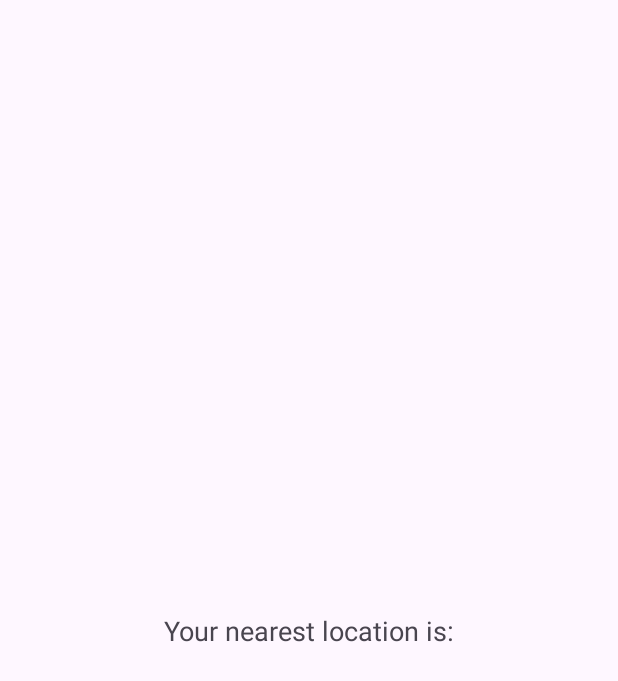
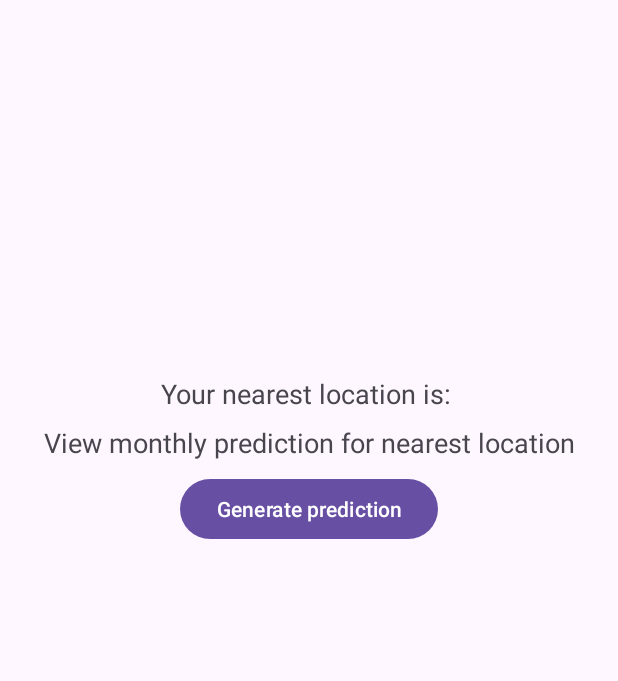
Before and after one commit to izybelly/team3_android, an Android app: the layout activity_nearest_location.xml on its own in the app's theme, with its tools: preview values and no code run, on a phone screen of 412 x 824 dp. Shown: the top 681 px of the screen. Run offline under Robolectric (Android 15) with nearby library versions, the light colour scheme and no system bars.

Commit message:
Amended the layout for NearestLocaationActivity

```diff
--- a/app/src/main/res/layout/activity_nearest_location.xml
+++ b/app/src/main/res/layout/activity_nearest_location.xml
@@ -10,12 +10,42 @@
         android:id="@+id/nearestLocationTextView"
         android:layout_width="wrap_content"
         android:layout_height="wrap_content"
-        android:text="Your nearest location is:"
+        android:text="Your nearest location is: "
         android:textSize="18sp"
         app:layout_constraintTop_toTopOf="parent"
+        app:layout_constraintBottom_toTopOf="@+id/predictionTextView"
         app:layout_constraintStart_toStartOf="parent"
         app:layout_constraintEnd_toEndOf="parent"
-        app:layout_constraintBottom_toBottomOf="parent"
-        android:layout_marginTop="16dp"/>
+        app:layout_constraintVertical_bias="0.4"
+        app:layout_constraintHorizontal_bias="0.5"
+        android:layout_marginTop="250dp"/>
+
+    <TextView
+        android:id="@+id/predictionTextView"
+        android:layout_width="wrap_content"
+        android:layout_height="wrap_content"
+        android:text="View monthly prediction for nearest location"
+        android:textSize="18sp"
+        app:layout_constraintTop_toBottomOf="@id/nearestLocationTextView"
+        app:layout_constraintBottom_toTopOf="@+id/generateButton"
+        app:layout_constraintStart_toStartOf="parent"
+        app:layout_constraintEnd_toEndOf="parent"
+        app:layout_constraintVertical_bias="0.5"
+        app:layout_constraintHorizontal_bias="0.5"
+        android:layout_marginTop="8dp"
+        android:layout_marginBottom="8dp" />
+
+    <Button
+        android:id="@+id/generateButton"
+        android:layout_width="wrap_content"
+        android:layout_height="wrap_content"
+        android:text="Generate prediction"
+        app:layout_constraintTop_toBottomOf="@id/predictionTextView"
+        app:layout_constraintStart_toStartOf="parent"
+        app:layout_constraintEnd_toEndOf="parent"
+        app:layout_constraintVertical_bias="0.6"
+        app:layout_constraintHorizontal_bias="0.5"
+        android:layout_marginTop="8dp"
+        android:layout_marginBottom="16dp" />
 
 </androidx.constraintlayout.widget.ConstraintLayout>
```
